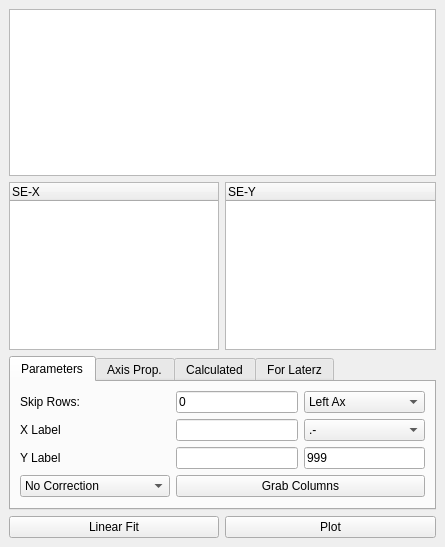
Before: the Qt Designer form src/Ui_Files/DockWidgets/dw_SE.ui in austinmcano/GeorgeGroupGui, drawn with Qt 5.
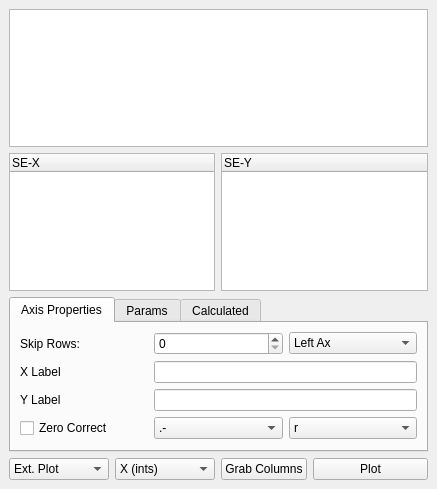
After: the same form once the commit is applied.

The edit to the form file:
```diff
--- a/src/Ui_Files/DockWidgets/dw_SE.ui
+++ b/src/Ui_Files/DockWidgets/dw_SE.ui
@@ -6,8 +6,8 @@
    <rect>
     <x>0</x>
     <y>0</y>
-    <width>445</width>
-    <height>547</height>
+    <width>437</width>
+    <height>489</height>
    </rect>
   </property>
   <property name="windowTitle">
@@ -15,58 +15,38 @@
   </property>
   <widget class="QWidget" name="dockWidgetContents">
    <layout class="QGridLayout" name="gridLayout">
-    <item row="1" column="0">
-     <widget class="QTreeWidget" name="SEX_tw">
-      <column>
-       <property name="text">
-        <string>SE-X</string>
-       </property>
-      </column>
-     </widget>
-    </item>
-    <item row="1" column="1">
-     <widget class="QTreeWidget" name="SEY_tw">
-      <property name="selectionMode">
-       <enum>QAbstractItemView::SingleSelection</enum>
+    <item row="3" column="4">
+     <widget class="QPushButton" name="fill_cols_pb">
+      <property name="text">
+       <string>Grab Columns</string>
       </property>
-      <column>
-       <property name="text">
-        <string>SE-Y</string>
-       </property>
-      </column>
      </widget>
     </item>
-    <item row="0" column="0" colspan="2">
+    <item row="0" column="2" colspan="5">
      <widget class="QTreeView" name="SE_treeView"/>
     </item>
-    <item row="2" column="0" colspan="2">
+    <item row="3" column="5" colspan="2">
+     <widget class="QPushButton" name="plot_pb">
+      <property name="text">
+       <string>Plot</string>
+      </property>
+     </widget>
+    </item>
+    <item row="2" column="2" colspan="5">
      <widget class="QTabWidget" name="tabWidget">
       <property name="currentIndex">
        <number>0</number>
       </property>
       <widget class="QWidget" name="tab_3">
        <attribute name="title">
-        <string>Parameters</string>
+        <string>Axis Properties</string>
        </attribute>
        <layout class="QGridLayout" name="gridLayout_3">
-        <item row="3" column="0">
-         <widget class="QComboBox" name="correction_combo">
-          <property name="minimumSize">
-           <size>
-            <width>150</width>
-            <height>0</height>
-           </size>
+        <item row="1" column="0">
+         <widget class="QLabel" name="label_8">
+          <property name="text">
+           <string>X Label</string>
           </property>
-          <item>
-           <property name="text">
-            <string>No Correction</string>
-           </property>
-          </item>
-          <item>
-           <property name="text">
-            <string>Zero From First</string>
-           </property>
-          </item>
          </widget>
         </item>
         <item row="0" column="0">
@@ -76,19 +56,15 @@
           </property>
          </widget>
         </item>
-        <item row="0" column="1">
-         <widget class="QLineEdit" name="skip_header_LE">
+        <item row="2" column="0">
+         <widget class="QLabel" name="label_9">
           <property name="text">
-           <string>0</string>
+           <string>Y Label</string>
           </property>
          </widget>
         </item>
-        <item row="2" column="2">
-         <widget class="QLineEdit" name="lineEdit_3">
-          <property name="text">
-           <string>999</string>
-          </property>
-         </widget>
+        <item row="0" column="1">
+         <widget class="QSpinBox" name="skip_rows_sb"/>
         </item>
         <item row="0" column="2">
          <widget class="QComboBox" name="ax_cb">
@@ -104,7 +80,14 @@
           </item>
          </widget>
         </item>
-        <item row="1" column="2">
+        <item row="3" column="0">
+         <widget class="QCheckBox" name="zero_correct_checkb">
+          <property name="text">
+           <string>Zero Correct</string>
+          </property>
+         </widget>
+        </item>
+        <item row="3" column="1">
          <widget class="QComboBox" name="linetype_cb">
           <item>
            <property name="text">
@@ -138,38 +121,41 @@
           </item>
          </widget>
         </item>
-        <item row="1" column="0">
-         <widget class="QLabel" name="label_8">
-          <property name="text">
-           <string>X Label</string>
-          </property>
+        <item row="3" column="2">
+         <widget class="QComboBox" name="comboBox">
+          <item>
+           <property name="text">
+            <string>r</string>
+           </property>
+          </item>
+          <item>
+           <property name="text">
+            <string>b</string>
+           </property>
+          </item>
+          <item>
+           <property name="text">
+            <string>g</string>
+           </property>
+          </item>
+          <item>
+           <property name="text">
+            <string>k</string>
+           </property>
+          </item>
          </widget>
         </item>
-        <item row="2" column="0">
-         <widget class="QLabel" name="label_9">
-          <property name="text">
-           <string>Y Label</string>
-          </property>
-         </widget>
-        </item>
-        <item row="1" column="1">
+        <item row="1" column="1" colspan="2">
          <widget class="QLineEdit" name="xlabel_le"/>
         </item>
-        <item row="2" column="1">
+        <item row="2" column="1" colspan="2">
          <widget class="QLineEdit" name="ylabel_le"/>
         </item>
-        <item row="3" column="1" colspan="2">
-         <widget class="QPushButton" name="fill_cols_pb">
-          <property name="text">
-           <string>Grab Columns</string>
-          </property>
-         </widget>
-        </item>
        </layout>
       </widget>
       <widget class="QWidget" name="tab_4">
        <attribute name="title">
-        <string>Axis Prop.</string>
+        <string>Params</string>
        </attribute>
        <layout class="QGridLayout" name="gridLayout_4">
         <item row="1" column="0">
@@ -258,25 +244,60 @@
         </item>
        </layout>
       </widget>
-      <widget class="QWidget" name="tab_2">
-       <attribute name="title">
-        <string>For Laterz</string>
-       </attribute>
-      </widget>
      </widget>
     </item>
-    <item row="3" column="1">
-     <widget class="QPushButton" name="plot_pb">
-      <property name="text">
-       <string>Plot</string>
-      </property>
+    <item row="3" column="2">
+     <widget class="QComboBox" name="plot_type_cb">
+      <item>
+       <property name="text">
+        <string>Ext. Plot</string>
+       </property>
+      </item>
+      <item>
+       <property name="text">
+        <string>Linear Fit</string>
+       </property>
+      </item>
+      <item>
+       <property name="text">
+        <string>X vs Y</string>
+       </property>
+      </item>
      </widget>
     </item>
-    <item row="3" column="0">
-     <widget class="QPushButton" name="linear_fit_pb">
-      <property name="text">
-       <string>Linear Fit</string>
+    <item row="3" column="3">
+     <widget class="QComboBox" name="x_list_cb">
+      <item>
+       <property name="text">
+        <string>X (ints)</string>
+       </property>
+      </item>
+      <item>
+       <property name="text">
+        <string>X (half-ints)</string>
+       </property>
+      </item>
+     </widget>
+    </item>
+    <item row="1" column="4" colspan="3">
+     <widget class="QTreeWidget" name="SEY_tw">
+      <property name="selectionMode">
+       <enum>QAbstractItemView::SingleSelection</enum>
       </property>
+      <column>
+       <property name="text">
+        <string>SE-Y</string>
+       </property>
+      </column>
+     </widget>
+    </item>
+    <item row="1" column="2" colspan="2">
+     <widget class="QTreeWidget" name="SEX_tw">
+      <column>
+       <property name="text">
+        <string>SE-X</string>
+       </property>
+      </column>
      </widget>
     </item>
    </layout>
```
Left out of the diff: 28 changed lines with no effect on the pictures.
